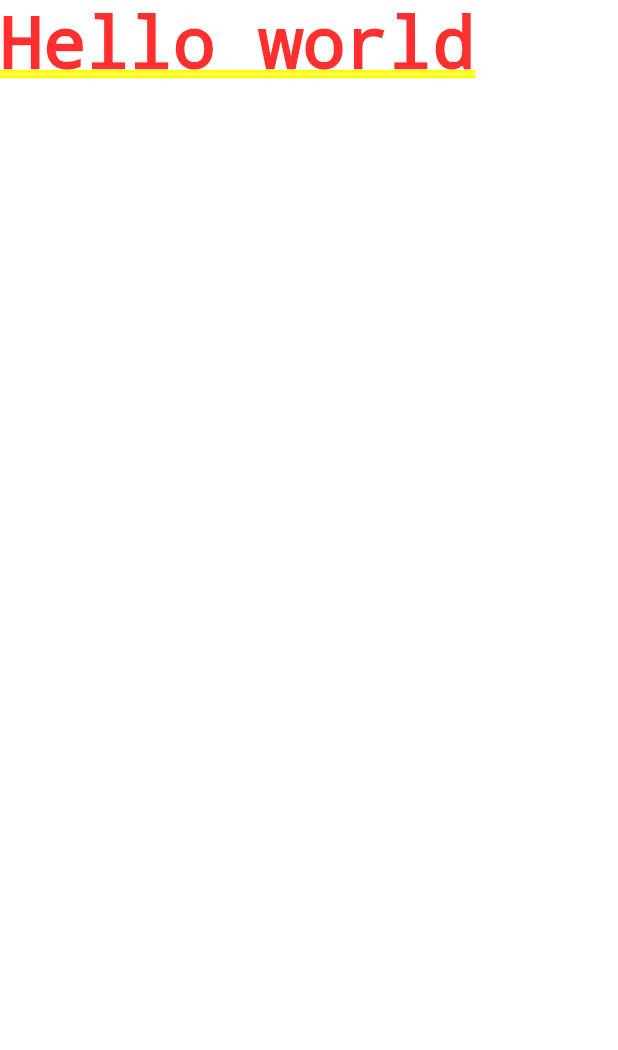
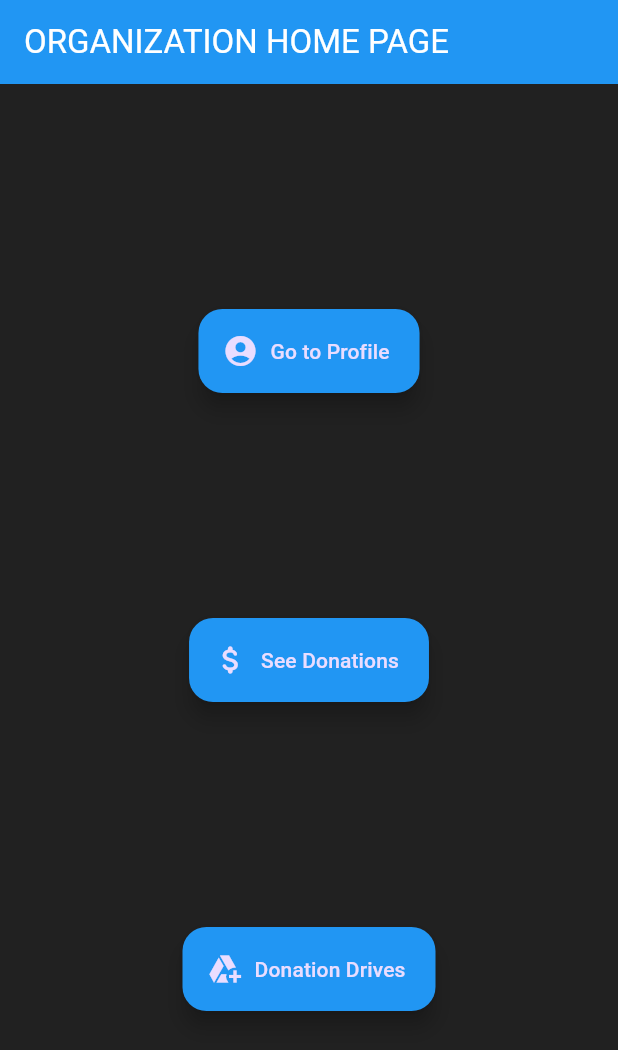
Before and after one commit to ArlJethroMaranan/cmsc-23-project-group4, a Flutter app: the screen it shows after launch, on a phone screen of 412 x 824 dp. Shown: the top 1050 px of the screen. Run offline on Flutter 3.47's test engine with Material 3 defaults, Android fonts, the light colour scheme and no system bars.

Commit message:
added buttons for organization page (not final)

```diff
--- a/cmsc_23_proj/lib/main.dart
+++ b/cmsc_23_proj/lib/main.dart
@@ -1,4 +1,7 @@
+import 'package:cmsc_23_proj/screens/users_view/org_view/org_donoList.dart';
+import 'package:cmsc_23_proj/screens/users_view/org_view/org_home.dart';
 import 'package:flutter/material.dart';
+
 
 void main() {
   runApp(const MyApp());
@@ -7,15 +10,33 @@ void main() {
 class MyApp extends StatelessWidget {
   const MyApp({super.key});
 
+  // This widget is the root of your application.
   @override
   Widget build(BuildContext context) {
     return MaterialApp(
       title: 'Flutter Demo',
-      theme: ThemeData(
-        colorScheme: ColorScheme.fromSeed(seedColor: Colors.deepPurple),
-        useMaterial3: true,
+      theme: ThemeData.dark().copyWith(
+        colorScheme: ThemeData.dark().colorScheme.copyWith(
+          background: Colors.grey[900],
+        ),
+        scaffoldBackgroundColor: Colors.grey[900],
+        appBarTheme: AppBarTheme(
+          backgroundColor: Colors.grey[800],
+        ),
       ),
-      home: const Text("Hello world"),
+      //original route
+      onGenerateRoute: (setting) {
+        if(setting.name == '/'){ // route for slambook (originally the first route *but changed)
+          return MaterialPageRoute(builder: (context) => const OrgHome());
+        }
+        else if(setting.name == '/second'){ // route for friends page which has a map parameter that will be from formpage
+          //var args = setting.arguments as Map<String,String>? ?? {};
+          return MaterialPageRoute(builder: (context) => const DonationList());
+        }
+        // else{ //extra route for error page
+        //   return MaterialPageRoute(builder: (context) => const ErrorPage());
+        // }
+      },
     );
   }
 }
--- /dev/null
+++ b/cmsc_23_proj/lib/screens/users_view/org_view/org_donoList.dart
@@ -0,0 +1,15 @@
+import 'package:flutter/material.dart';
+
+class DonationList extends StatefulWidget {
+  const DonationList({super.key});
+
+  @override
+  State<DonationList> createState() => _DonationListState();
+}
+
+class _DonationListState extends State<DonationList> {
+  @override
+  Widget build(BuildContext context) {
+    return const Placeholder();
+  }
+}
--- /dev/null
+++ b/cmsc_23_proj/lib/screens/users_view/org_view/org_home.dart
@@ -0,0 +1,60 @@
+import 'package:flutter/material.dart';
+
+class OrgHome extends StatefulWidget {
+  const OrgHome({super.key});
+
+  @override
+  State<OrgHome> createState() => _OrgHomeState();
+}
+
+class _OrgHomeState extends State<OrgHome> {
+  @override
+  Widget build(BuildContext context) {
+   return Scaffold(
+    // drawer: DrawerWidget(map: friends),
+    appBar: AppBar(
+      title: const Text("ORGANIZATION HOME PAGE"),
+      backgroundColor: Colors.blue, // Background color
+      foregroundColor: Colors.white, // Text and icon color
+    ),
+    body: Column(
+        mainAxisAlignment: MainAxisAlignment.spaceEvenly,
+        children: [
+          Row(
+            mainAxisAlignment: MainAxisAlignment.center,
+            children: [
+              FloatingActionButton.extended(
+                onPressed: () {},
+                backgroundColor: Colors.blue, // Background color of the button
+                label: const Text('Go to Profile'),
+                icon: const Icon(Icons.account_circle),
+              ),
+            ],
+          ),
+          Row(
+            mainAxisAlignment: MainAxisAlignment.center,
+            children: [
+              FloatingActionButton.extended(
+                onPressed: () {},
+                backgroundColor: Colors.blue, // Background color of the button
+                label: const Text('See Donations'),
+                icon: const Icon(Icons.attach_money_rounded),
+              ),
+            ],
+          ),
+          Row(
+            mainAxisAlignment: MainAxisAlignment.center,
+            children: [
+              FloatingActionButton.extended(
+                onPressed: () {},
+                backgroundColor: Colors.blue, // Background color of the button
+                label: const Text('Donation Drives'),
+                icon: const Icon(Icons.add_to_drive_outlined),
+              ),
+            ],
+          )
+        ],
+      ),
+   );
+  }
+}
```
Also changed, not shown: cmsc_23_proj/lib/screens/users_view/org_view/org_main.dart (deleted).
